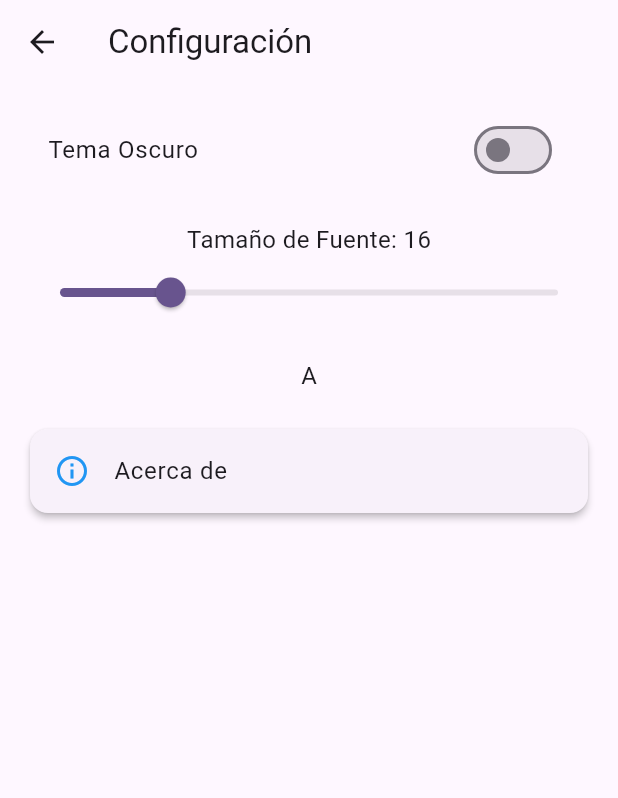
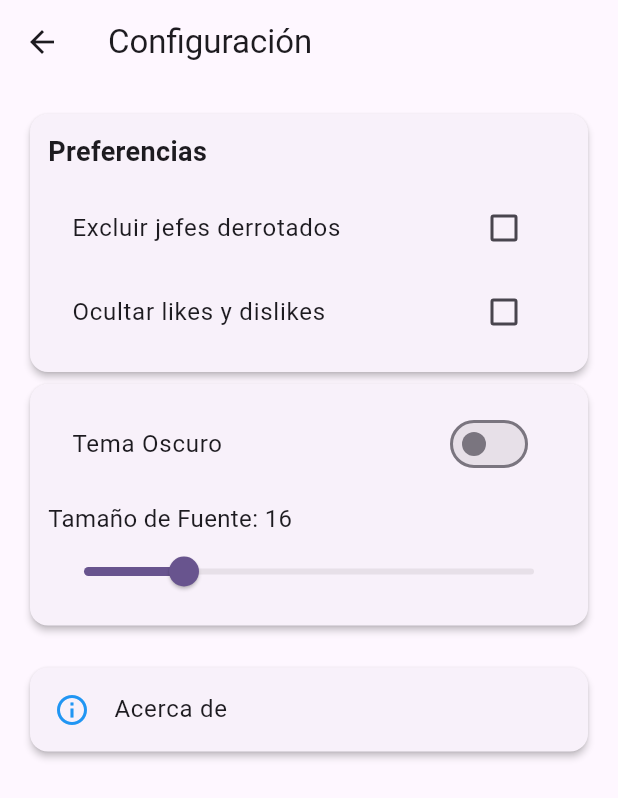
Before and after one commit to Vichh0/EldenRingWiki, a Flutter app: the SettingsPage screen opened directly, on a phone screen of 412 x 824 dp. Shown: the top 798 px of the screen. Run offline on Flutter 3.47's test engine with Material 3 defaults, Android fonts, the phone set to English and light mode, and no system bars; our stand-ins replace shared_preferences; accounts and stored records are empty; network calls fail.

Commit message:
preferencias listas falta implementar

```diff
--- a/lib/pages/acercade.dart
+++ b/lib/pages/acercade.dart
@@ -6,7 +6,6 @@ class AcercaDePage extends StatefulWidget {
 }
 
 class _AcercaDePageState extends State<AcercaDePage> {
-  final TextEditingController _controller = TextEditingController();
 
   @override
   Widget build(BuildContext context) {
--- a/lib/pages/config.dart
+++ b/lib/pages/config.dart
@@ -16,12 +16,48 @@ class SettingsPage extends StatelessWidget {
         padding: const EdgeInsets.all(16.0),
         child: Column(
             children: [
+                Card(
+                elevation: 2,
+                child: Padding(
+                  padding: const EdgeInsets.all(12.0),
+                  child: Column(
+                  crossAxisAlignment: CrossAxisAlignment.start,
+                  children: [
+                    const Text(
+                    "Preferencias",
+                    style: TextStyle(
+                      fontSize: 18,
+                      fontWeight: FontWeight.bold,
+                    ),
+                    ),
+                    const SizedBox(height: 10),
+                    CheckboxListTile(
+                    title: const Text("Excluir jefes derrotados"),
+                    value: false,
+                    onChanged: (value) {},
+                    ),
+                    CheckboxListTile(
+                    title: const Text("Ocultar likes y dislikes"),
+                    value: false,
+                    onChanged: (value) {},
+                    ),
+                  ],
+                  ),
+                ),
+              ),
+            Card(
+              elevation: 2,
+              child: Padding(
+              padding: const EdgeInsets.all(12.0),
+              child: Column(
+                crossAxisAlignment: CrossAxisAlignment.start,
+                children: [
                 SwitchListTile(
                   title: const Text("Tema Oscuro"),
                   value: themeProvider.isDarkMode,
                   onChanged: (_) => themeProvider.toggleTheme(),
                 ),
-            const SizedBox(height: 20),
+                const SizedBox(height: 10),
                 Text(
                   "Tamaño de Fuente: ${themeProvider.fontSize.toStringAsFixed(0)}",
                   style: TextStyle(fontSize: themeProvider.fontSize),
@@ -32,10 +68,9 @@ class SettingsPage extends StatelessWidget {
                   value: themeProvider.fontSize,
                   onChanged: (value) => themeProvider.setFontSize(value),
                 ),
-            const SizedBox(height: 20),
-            Text(
-              "A",
-              style: TextStyle(fontSize: themeProvider.fontSize),
+                ],
+              ),
+              ),
             ),
             const SizedBox(height: 20),
             Card(
@@ -47,7 +82,7 @@ class SettingsPage extends StatelessWidget {
                 Navigator.of(context).push(
                 MaterialPageRoute(builder: (context) => AcercaDePage()),
                 );
-              }
+              },
               ),
             ),
           ],
```
Lines whose indentation alone changed are shown as unchanged.
